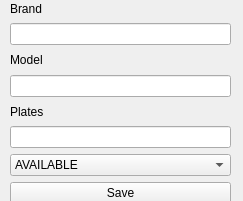
The window that PIPAOProj/addvehicledialog.ui (pawelkendzialew/DesktAppTransportCompany) describes before a commit, drawn with Qt 5.
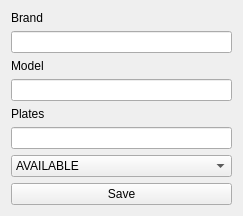
The same window after the commit.

Patch:
```diff
--- a/PIPAOProj/addvehicledialog.ui
+++ b/PIPAOProj/addvehicledialog.ui
@@ -13,15 +13,8 @@
   <property name="windowTitle">
    <string>Form</string>
   </property>
-  <widget class="QWidget" name="layoutWidget">
-   <property name="geometry">
-    <rect>
-     <x>10</x>
-     <y>0</y>
-     <width>221</width>
-     <height>204</height>
-    </rect>
-   </property>
+  <layout class="QHBoxLayout" name="horizontalLayout">
+   <item>
    <layout class="QVBoxLayout" name="verticalLayout">
     <item>
      <widget class="QLabel" name="label">
@@ -86,7 +79,8 @@
      </widget>
     </item>
    </layout>
-  </widget>
+   </item>
+  </layout>
  </widget>
  <resources/>
  <connections/>
```
Lines whose indentation alone changed are shown as unchanged.
